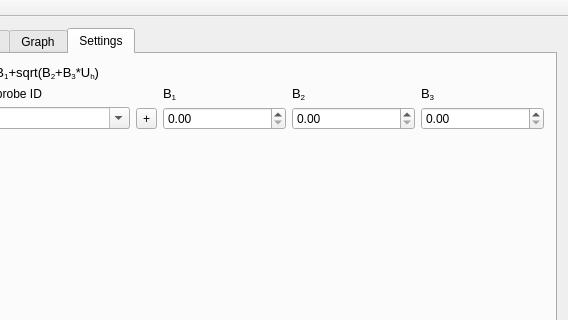
This is src/mainwindow.ui in mBr001/hall as Qt 5 draws it before an edit; both pictures show x 233 to 801 and y 0 to 320 of the 801 by 615 pixel window. The edited form follows.
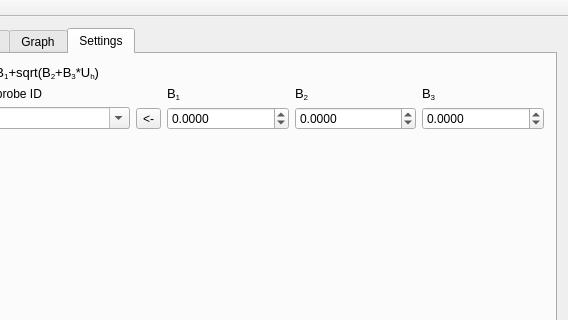
This is the edited form. The open tabs and pages were chosen to show the change. Custom widgets are drawn as their Qt base class.

Commit message: Store B computations coefficients

```diff
--- a/src/mainwindow.ui
+++ b/src/mainwindow.ui
@@ -409,13 +409,43 @@
            </widget>
           </item>
           <item row="2" column="2">
-           <widget class="QDoubleSpinBox" name="hallB1DoubleSpinBox"/>
+           <widget class="QDoubleSpinBox" name="hallB1DoubleSpinBox">
+            <property name="decimals">
+             <number>4</number>
+            </property>
+            <property name="minimum">
+             <double>-9999.999900000000707</double>
+            </property>
+            <property name="maximum">
+             <double>9999.999900000000707</double>
+            </property>
+           </widget>
           </item>
           <item row="2" column="3">
-           <widget class="QDoubleSpinBox" name="hallB2DoubleSpinBox"/>
+           <widget class="QDoubleSpinBox" name="hallB2DoubleSpinBox">
+            <property name="decimals">
+             <number>4</number>
+            </property>
+            <property name="minimum">
+             <double>-9999.999900000000707</double>
+            </property>
+            <property name="maximum">
+             <double>9999.999900000000707</double>
+            </property>
+           </widget>
           </item>
           <item row="2" column="4">
-           <widget class="QDoubleSpinBox" name="hallB3DoubleSpinBox"/>
+           <widget class="QDoubleSpinBox" name="hallB3DoubleSpinBox">
+            <property name="decimals">
+             <number>4</number>
+            </property>
+            <property name="minimum">
+             <double>-9999.999900000000707</double>
+            </property>
+            <property name="maximum">
+             <double>9999.999900000000707</double>
+            </property>
+           </widget>
           </item>
           <item row="3" column="2">
            <spacer name="verticalSpacer_2">
@@ -433,7 +463,7 @@
           <item row="2" column="1">
            <widget class="QToolButton" name="hallProbeAddToolButton">
             <property name="text">
-             <string>+</string>
+             <string>&lt;-</string>
             </property>
            </widget>
           </item>
```
Left out of the diff: 2 changed lines with no effect on the pictures. The commit also changes 2 other files.
